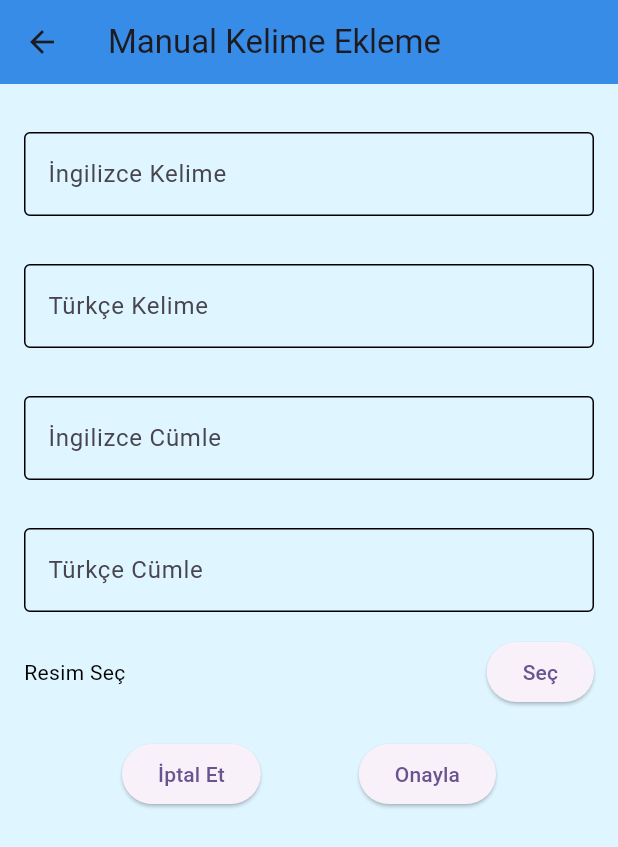
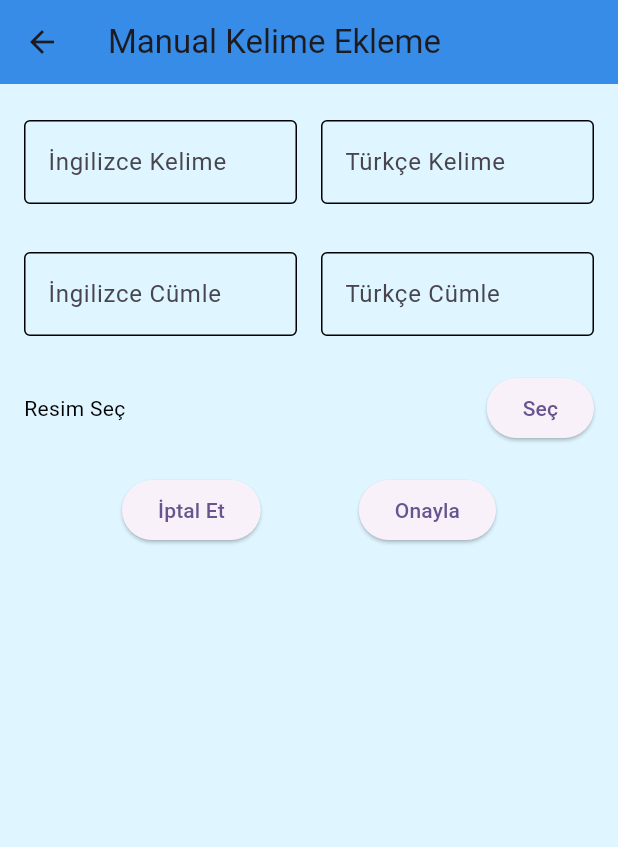
Before and after one commit to mehmet4kif/kovalingo, a Flutter app: the AddWordManual screen opened directly, on a phone screen of 412 x 824 dp. Shown: the top 847 px of the screen. Run offline on Flutter 3.47's test engine with Material 3 defaults, Android fonts, the phone set to English and light mode, and no system bars; our stand-ins replace fl_chart, image_picker, printing, shared_preferences; accounts and stored records are empty.

Commit message:
adding a word page improved and picture bug fixed and function added for delete all values button

```diff
--- a/lib/pages/admin_panel_page.dart
+++ b/lib/pages/admin_panel_page.dart
@@ -44,6 +44,12 @@ class _AdminPanelState extends State<AdminPanel> {
                     resetWord.resetAllWords();
                   },
                   child: const Text("resetle"),
+                ),
+                ElevatedButton(
+                  onPressed: () {
+                    resetWord.loadTestData();
+                  },
+                  child: const Text("testVerisiYükle"),
                 ),
                 ElevatedButton(
                   onPressed: () async {
--- a/lib/pages/words_sub_pages/add_word_manual.dart
+++ b/lib/pages/words_sub_pages/add_word_manual.dart
@@ -23,7 +23,6 @@ class _AddWordManualState extends State<AddWordManual> {
     setState(() {
       if (pickedFile != null) {
         _image = File(pickedFile.path);
-        print(_image);
       } else {
         print('Resim seçme işlemi iptal edildi.');
       }
@@ -37,14 +36,32 @@ class _AddWordManualState extends State<AddWordManual> {
     String englishSentence = _controllers[3].text;
     String imagePath = _image?.path ?? "";
 
-    // Türkçe kelime ve İngilizce kelime zorunlu olduğu için boş olamazlar
     if (turkishWord.isEmpty || englishWord.isEmpty) {
       showDialog(
         context: context,
         builder: (context) {
           return AlertDialog(
             title: const Text('Uyarı'),
-            content: const Text('Lütfen en az Türkçe ve İngilizce kelimeyi girin.'),
+            content: const Text('Lütfen İngilizce kelimenizi ve Türkçe karşılığını girin.'),
+            actions: [
+              TextButton(
+                onPressed: () {
+                  Navigator.pop(context);
+                },
+                child: const Text('Tamam'),
+              ),
+            ],
+          );
+        },
+      );
+    } else if ((turkishSentence.isNotEmpty && englishSentence.isEmpty) ||
+        (turkishSentence.isEmpty && englishSentence.isNotEmpty)) {
+      showDialog(
+        context: context,
+        builder: (context) {
+          return AlertDialog(
+            title: const Text('Uyarı'),
+            content: const Text('Lütfen girdiğiniz cümlenin karşılığını da ekleyin'),
             actions: [
               TextButton(
                 onPressed: () {
@@ -57,7 +74,6 @@ class _AddWordManualState extends State<AddWordManual> {
         },
       );
     } else {
-      // Verileri WordData nesnesine paketle
       WordData wordData = WordData(
         turkishWord: turkishWord,
         englishWord: englishWord,
@@ -66,7 +82,6 @@ class _AddWordManualState extends State<AddWordManual> {
         imagePath: imagePath,
       );
 
-      // WriteWord sınıfını kullanarak bilgileri JSON dosyasına kaydet
       WriteWord writeWord = WriteWord();
       await writeWord.addItemToWordList(wordData);
 
@@ -86,7 +101,12 @@ class _AddWordManualState extends State<AddWordManual> {
             ],
           );
         },
-      );
+      ).then((_) {
+        _controllers.forEach((controller) => controller.clear());
+        setState(() {
+          _image = null;
+        });
+      });
     }
   }
 
@@ -103,22 +123,42 @@ class _AddWordManualState extends State<AddWordManual> {
           padding: const EdgeInsets.all(16),
           child: Column(
             children: [
-              CustomTextField(
+              Row(
+                children: [
+                  Expanded(
+                    child: CustomTextField(
                       labelText: 'İngilizce Kelime',
                       controller: _controllers[0],
                     ),
-              CustomTextField(
+                  ),
+                  const SizedBox(width: 16),
+                  Expanded(
+                    child: CustomTextField(
                       labelText: 'Türkçe Kelime',
                       controller: _controllers[1],
                     ),
-              CustomTextField(
+                  ),
+                ],
+              ),
+              const SizedBox(height: 16),
+              Row(
+                children: [
+                  Expanded(
+                    child: CustomTextField(
                       labelText: 'İngilizce Cümle',
                       controller: _controllers[2],
                     ),
-              CustomTextField(
+                  ),
+                  const SizedBox(width: 16),
+                  Expanded(
+                    child: CustomTextField(
                       labelText: 'Türkçe Cümle',
                       controller: _controllers[3],
                     ),
+                  ),
+                ],
+              ),
+              const SizedBox(height: 16),
               Row(
                 mainAxisAlignment: MainAxisAlignment.spaceBetween,
                 children: [
@@ -132,13 +172,25 @@ class _AddWordManualState extends State<AddWordManual> {
                   ),
                 ],
               ),
-              const SizedBox(height: 20), // Add some space before the buttons
+              if (_image != null)
+                Padding(
+                  padding: const EdgeInsets.only(top: 16),
+                  child: Image.file(
+                    _image!,
+                    width: 100,
+                    height: 100,
+                    errorBuilder: (BuildContext context, Object exception, StackTrace? stackTrace) {
+                      return const Text('Resim yüklenemedi');
+                    },
+                  ),
+                ),
+              const SizedBox(height: 20),
               Row(
                 mainAxisAlignment: MainAxisAlignment.spaceEvenly,
                 children: [
                   ElevatedButton(
                     onPressed: () {
-                      // İptal butonuna basılınca yapılacak işlemler
+                      Navigator.pop(context);
                     },
                     child: const Text('İptal Et'),
                   ),
@@ -171,7 +223,7 @@ class CustomTextField extends StatelessWidget {
   @override
   Widget build(BuildContext context) {
     return Padding(
-      padding: const EdgeInsets.symmetric(vertical: 16),
+      padding: const EdgeInsets.symmetric(vertical: 8),
       child: TextField(
         controller: controller,
         decoration: InputDecoration(
```
Also changed, not shown: lib/pages/analyses_page.dart (+11 -11 lines), lib/pages/my_words_page.dart (+53 -21 lines), lib/pages/settings_page.dart (+46 -5 lines), lib/pages/start_quiz_page.dart (+24 -8 lines), lib/words/reset_word.dart (+2 -9 lines). Lines whose indentation alone changed are shown as unchanged.
